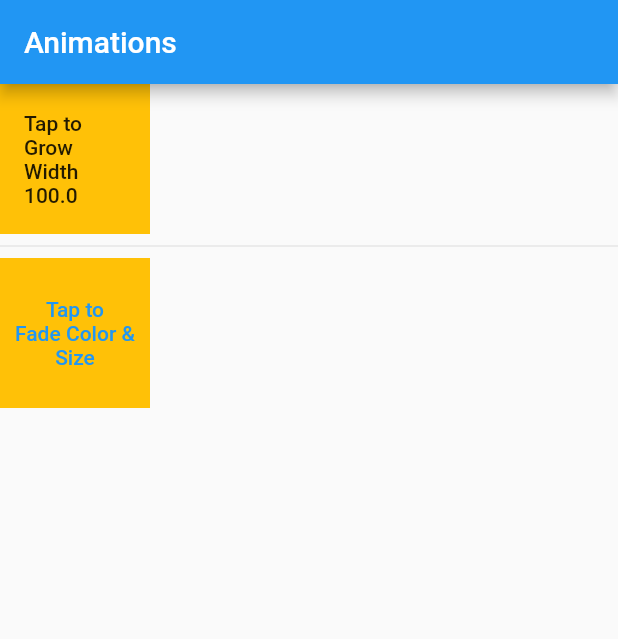
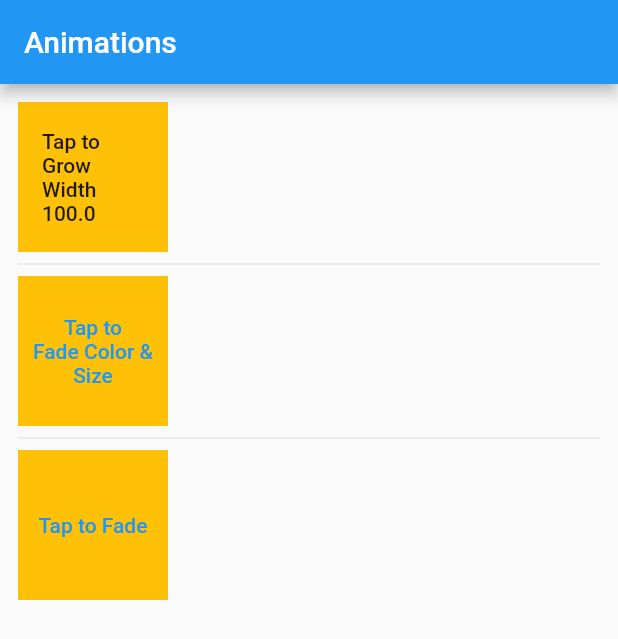
Before and after one commit to blessed-sibanda/beginning-flutter-ch7_animations, a Flutter app: the screen it shows after launch, on a phone screen of 412 x 824 dp. Shown: the top 639 px of the screen. Run offline on Flutter 3.47's test engine with Material 2 defaults, Android fonts, the phone set to English and light mode, and no system bars.

Commit message:
use animated opacity

```diff
--- a/lib/pages/home.dart
+++ b/lib/pages/home.dart
@@ -1,5 +1,6 @@
 import 'package:ch7_animations/widgets/animated_container.dart';
 import 'package:ch7_animations/widgets/animated_cross_fade.dart';
+import 'package:ch7_animations/widgets/animated_opacity.dart';
 import 'package:flutter/material.dart';
 
 class MyHomePage extends StatefulWidget {
@@ -19,12 +20,17 @@
         title: Text(widget.title),
       ),
       body: SafeArea(
+        child: Padding(
+          padding: const EdgeInsets.all(12.0),
           child: Column(
             children: const <Widget>[
               AnimatedContainerWidget(),
               Divider(),
               AnimatedCrossFadeWidget(),
+              Divider(),
+              AnimatedOpacityWidget(),
             ],
+          ),
         ),
       ),
     );
--- /dev/null
+++ b/lib/widgets/animated_opacity.dart
@@ -0,0 +1,39 @@
+import 'package:flutter/material.dart';
+
+class AnimatedOpacityWidget extends StatefulWidget {
+  const AnimatedOpacityWidget({Key? key}) : super(key: key);
+
+  @override
+  _AnimatedOpacityWidgetState createState() => _AnimatedOpacityWidgetState();
+}
+
+class _AnimatedOpacityWidgetState extends State<AnimatedOpacityWidget> {
+  double _opacity = 1.0;
+
+  void _animatedOpacity() {
+    setState(() {
+      _opacity = _opacity == 1.0 ? 0.3 : 1.0;
+    });
+  }
+
+  @override
+  Widget build(BuildContext context) {
+    return Row(
+      children: [
+        AnimatedOpacity(
+          opacity: _opacity,
+          duration: const Duration(milliseconds: 500),
+          child: Container(
+            color: Colors.amber,
+            height: 100.0,
+            width: 100.0,
+            child: TextButton(
+              onPressed: _animatedOpacity,
+              child: const Text('Tap to Fade'),
+            ),
+          ),
+        ),
+      ],
+    );
+  }
+}
```
Lines whose indentation alone changed are shown as unchanged.
